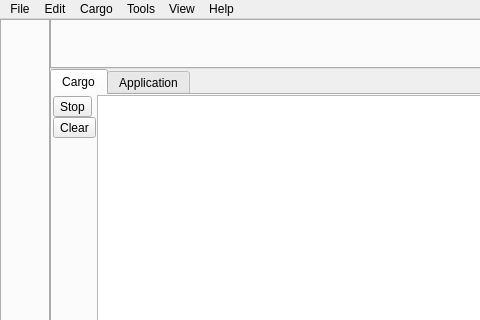
This is Source/UI/MainWindow.ui in krre/afterglow as Qt 5 draws it before an edit; both pictures show x 0 to 480 and y 0 to 320 of the 1043 by 621 pixel window. The edited form follows.
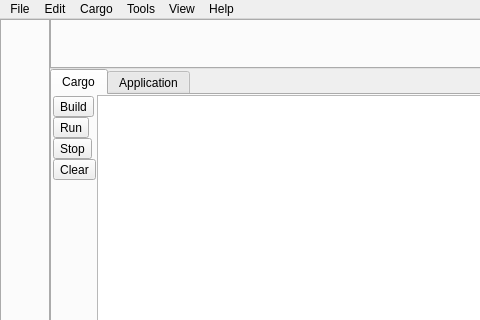
This is the edited form.

Commit message: Add Buid and Run toolbuttons to Cargo output tab

```diff
--- a/Source/UI/MainWindow.ui
+++ b/Source/UI/MainWindow.ui
@@ -129,6 +129,26 @@
             <property name="bottomMargin">
              <number>1</number>
             </property>
+            <item>
+             <widget class="QToolButton" name="toolButtonCargoBuild">
+              <property name="toolTip">
+               <string>Build</string>
+              </property>
+              <property name="text">
+               <string>Build</string>
+              </property>
+             </widget>
+            </item>
+            <item>
+             <widget class="QToolButton" name="toolButtonCargoRun">
+              <property name="toolTip">
+               <string>Run</string>
+              </property>
+              <property name="text">
+               <string>Run</string>
+              </property>
+             </widget>
+            </item>
             <item>
              <widget class="QToolButton" name="toolButtonCargoStop">
               <property name="toolTip">
```
The commit also changes 2 other files.
